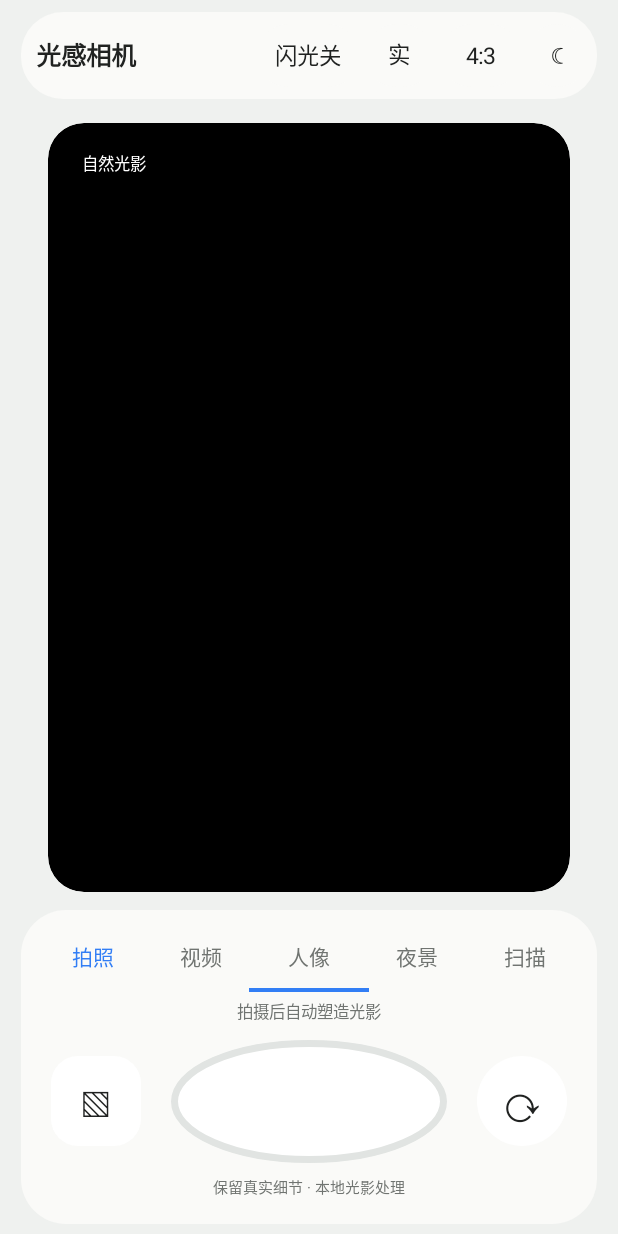
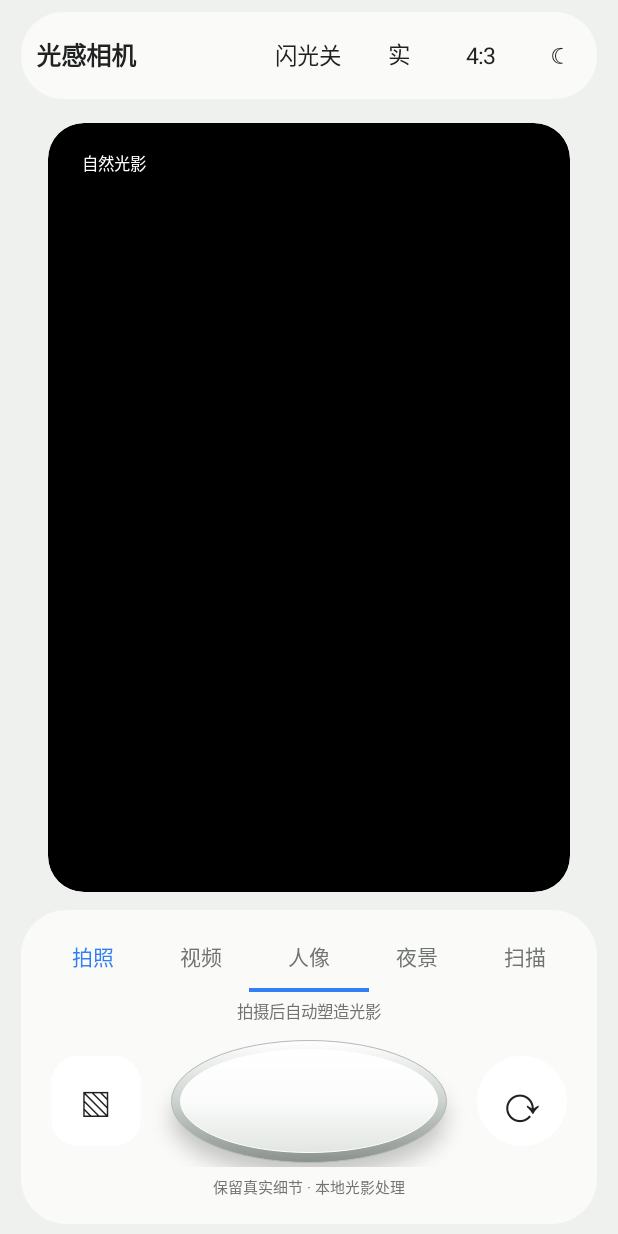
Before and after one commit to yma578744-oss/guanggancamera, an Android app: the screen it shows after launch (MainActivity), on a phone screen of 412 x 824 dp. Run offline under Robolectric (Android 15) with nearby library versions, the phone set to English and light mode, and no system bars; libraries missing offline, so code that uses them is left out: androidx.camera.core, androidx.camera.lifecycle, androidx.camera.view; 4 statements that could not run were skipped.

Commit message:
Update MainActivity.kt

```diff
--- a/app/src/main/java/com/guangchang/camera/MainActivity.kt
+++ b/app/src/main/java/com/guangchang/camera/MainActivity.kt
@@ -225,10 +225,42 @@ class MainActivity : ComponentActivity() {
         val shutter = TextView(this).apply {
             text = ""
             gravity = Gravity.CENTER
-            background = android.graphics.drawable.GradientDrawable().apply {
+            contentDescription = "拍照"
+            // 立体快门：外圈提供金属边缘感，内圈用纵向渐变模拟柔和高光与下沿阴影。
+            val outerRing = android.graphics.drawable.GradientDrawable(
+                android.graphics.drawable.GradientDrawable.Orientation.TOP_BOTTOM,
+                if (darkTheme) intArrayOf(
+                    Color.rgb(245, 246, 245), Color.rgb(145, 149, 147), Color.rgb(72, 75, 74)
+                ) else intArrayOf(
+                    Color.rgb(255, 255, 255), Color.rgb(204, 210, 206), Color.rgb(139, 146, 141)
+                )
+            ).apply {
                 shape = android.graphics.drawable.GradientDrawable.OVAL
-                setColor(if (darkTheme) Color.WHITE else Color.WHITE)
-                setStroke(dp(5), if (darkTheme) Color.rgb(75, 77, 80) else Color.rgb(225, 228, 226))
+                setStroke(dp(1), if (darkTheme) Color.rgb(90, 94, 92) else Color.rgb(180, 186, 182))
+            }
+            val innerFace = android.graphics.drawable.GradientDrawable(
+                android.graphics.drawable.GradientDrawable.Orientation.TOP_BOTTOM,
+                if (darkTheme) intArrayOf(
+                    Color.rgb(255, 255, 255), Color.rgb(239, 241, 240), Color.rgb(211, 215, 213)
+                ) else intArrayOf(
+                    Color.rgb(255, 255, 255), Color.rgb(250, 251, 250), Color.rgb(226, 230, 227)
+                )
+            ).apply {
+                shape = android.graphics.drawable.GradientDrawable.OVAL
+                setStroke(dp(1), Color.rgb(255, 255, 255))
+            }
+            background = android.graphics.drawable.LayerDrawable(arrayOf(outerRing, innerFace)).apply {
+                setLayerInset(1, dp(6), dp(6), dp(6), dp(7))
+            }
+            elevation = dp(8).toFloat()
+            val shutterView = this
+            stateListAnimator = android.animation.StateListAnimator().apply {
+                val pressed = android.animation.ObjectAnimator.ofFloat(shutterView, "translationZ", dp(1).toFloat())
+                pressed.duration = 90
+                val released = android.animation.ObjectAnimator.ofFloat(shutterView, "translationZ", dp(0).toFloat())
+                released.duration = 120
+                addState(intArrayOf(android.R.attr.state_pressed), pressed)
+                addState(intArrayOf(), released)
             }
             setOnClickListener { takePhoto() }
         }
@@ -322,7 +354,8 @@ class MainActivity : ComponentActivity() {
                         val source = BitmapFactory.decodeFile(file.absolutePath)
                             ?: throw IllegalStateException("无法读取照片")
                         val oriented = orientBitmap(source, file.absolutePath)
-                        val cropped = cropToSelectedRatio(oriented)
+                        // Preserve the complete camera frame; do not crop landscape photos to the UI ratio.
+                        val cropped = oriented
                         // Keep an independent copy of the unprocessed photo for A/B comparison.
                         val originalForReview = cropped.copy(Bitmap.Config.ARGB_8888, false)
                         // Release redundant decode/orientation buffers before allocating the processed bitmap.
@@ -418,15 +451,30 @@ class MainActivity : ComponentActivity() {
             orientation = LinearLayout.HORIZONTAL
             gravity = Gravity.CENTER
         }
-        val originalButton = reviewButton("查看原图") {
+        lateinit var originalButton: TextView
+        lateinit var processedButton: TextView
+        fun updateChoiceStyles() {
+            fun style(button: TextView, selected: Boolean) {
+                button.setTextColor(Color.WHITE)
+                button.background = android.graphics.drawable.GradientDrawable().apply {
+                    setColor(if (selected) accent else panel)
+                    cornerRadius = dp(22).toFloat()
+                }
+            }
+            style(originalButton, reviewShowingOriginal)
+            style(processedButton, !reviewShowingOriginal)
+        }
+        originalButton = reviewButton("查看原图", selected = false) {
             reviewShowingOriginal = true
             image.setImageBitmap(reviewOriginalBitmap)
             label.text = "原图 · 未经过光影处理"
+            updateChoiceStyles()
         }
-        val processedButton = reviewButton("光感效果", selected = true) {
+        processedButton = reviewButton("光感效果", selected = true) {
             reviewShowingOriginal = false
             image.setImageBitmap(reviewProcessedBitmap)
             label.text = "光感效果 · 电影感明暗"
+            updateChoiceStyles()
         }
         choices.addView(originalButton, LinearLayout.LayoutParams(0, dp(46), 1f).apply { setMargins(dp(4), 0, dp(4), 0) })
         choices.addView(processedButton, LinearLayout.LayoutParams(0, dp(46), 1f).apply { setMargins(dp(4), 0, dp(4), 0) })
@@ -434,8 +482,8 @@ class MainActivity : ComponentActivity() {
 
         lateinit var saveButton: TextView
         saveButton = reviewButton(
-            if (reviewSavedUri != null) "已保存到相册" else "保存成片",
-            selected = reviewSavedUri == null
+            "保存到相册",
+            selected = true
         ) {
             val current = reviewSavedUri
             if (current != null) {
@@ -448,10 +496,7 @@ class MainActivity : ComponentActivity() {
                     val saved = saveToGallery(bitmap)
                     if (saved != null) {
                         reviewSavedUri = saved
-                        saveButton.text = "已保存到相册"
-                        saveButton.background = android.graphics.drawable.GradientDrawable().apply {
-                            setColor(panel); cornerRadius = dp(22).toFloat()
-                        }
+                        saveButton.text = "保存到相册"
                         Toast.makeText(this@MainActivity, "保存成功：Pictures/光场相机", Toast.LENGTH_LONG).show()
                     } else {
                         Toast.makeText(this@MainActivity, "保存失败，请检查手机存储空间后重试", Toast.LENGTH_LONG).show()
```
